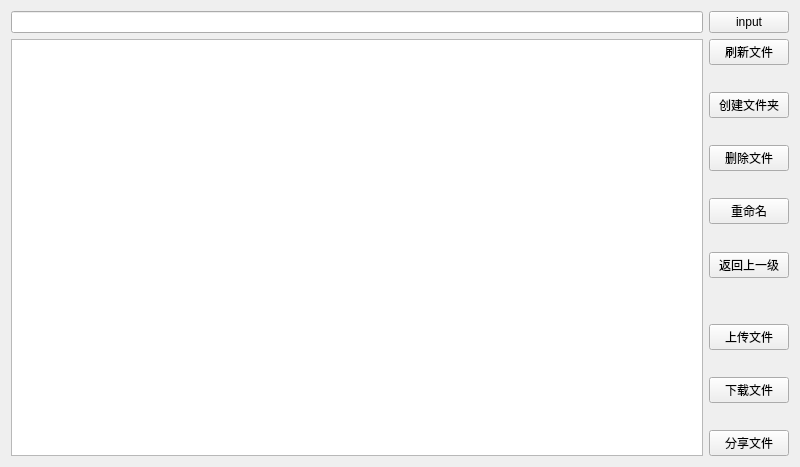
Qt form Client/file.ui (23Lm-star/QT-) before a commit.
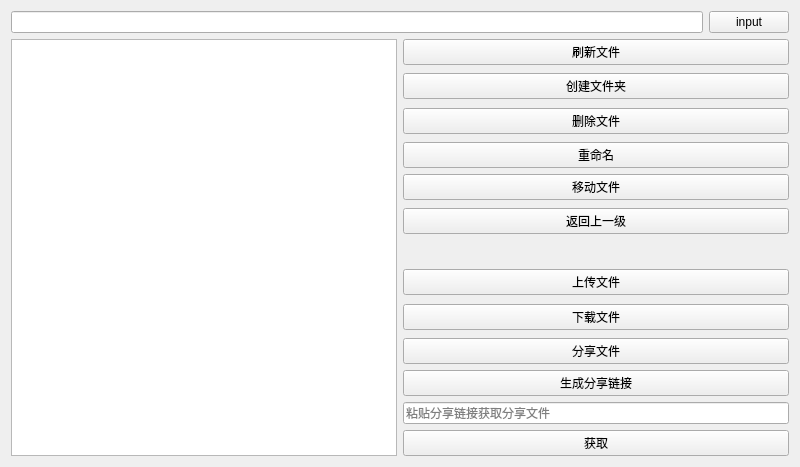
The same form after that commit. Icons and pictures are not drawn.

Diff of the .ui file:
```diff
--- a/Client/file.ui
+++ b/Client/file.ui
@@ -106,6 +106,13 @@
          </property>
         </widget>
        </item>
+       <item>
+        <widget class="QPushButton" name="move_PB">
+         <property name="text">
+          <string>移动文件</string>
+         </property>
+        </widget>
+       </item>
        <item>
         <spacer name="verticalSpacer_4">
          <property name="orientation">
@@ -186,6 +193,27 @@
          </property>
         </widget>
        </item>
+       <item>
+        <widget class="QPushButton" name="genlink_PB">
+         <property name="text">
+          <string>生成分享链接</string>
+         </property>
+        </widget>
+       </item>
+       <item>
+        <widget class="QLineEdit" name="sharelink_LE">
+         <property name="placeholderText">
+          <string>粘贴分享链接获取分享文件</string>
+         </property>
+        </widget>
+       </item>
+       <item>
+        <widget class="QPushButton" name="fetchshare_PB">
+         <property name="text">
+          <string>获取</string>
+         </property>
+        </widget>
+       </item>
       </layout>
      </item>
     </layout>
```
Left out of the diff: 4 changed lines with no effect on the pictures.
